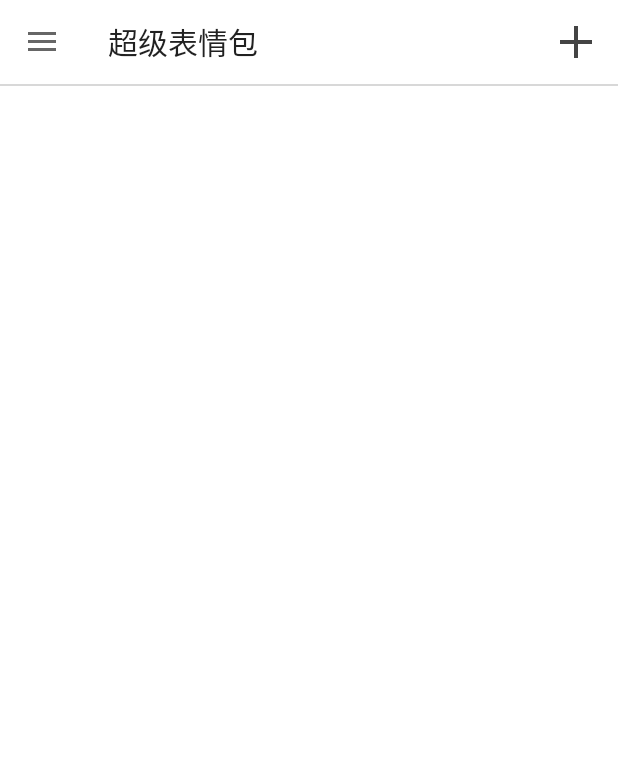
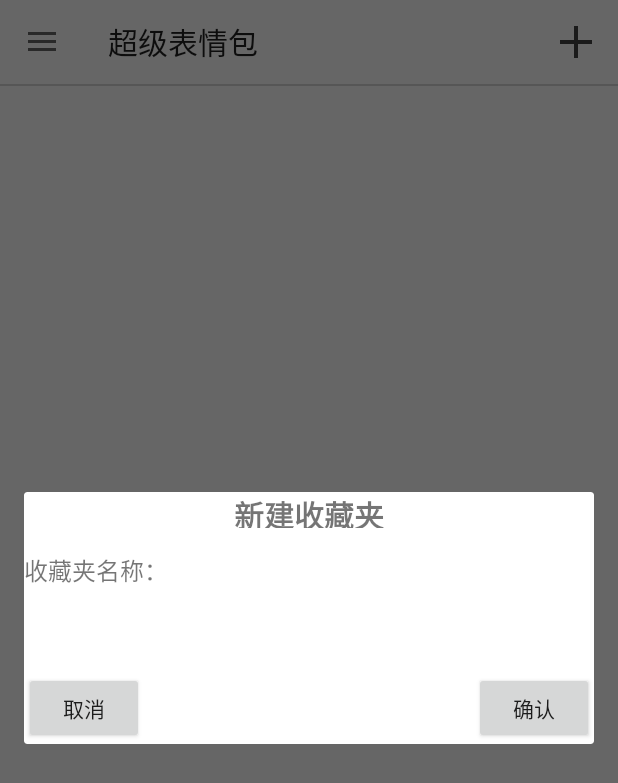
Before and after one commit to Hua-Guan/MyEmoji, an Android app: the screen it shows after launch (MainActivity), after a tap on "增加", on a phone screen of 412 x 824 dp. Shown: the top 783 px of the screen. Run offline under Robolectric (Android 15) with nearby library versions, the phone set to English and light mode, and no system bars; our stand-ins replace Room's generated code.

Commit message:
更新创建emoji的album的dialog

```diff
--- a/app/src/main/java/pri/guanhua/myemoji/MainActivity.java
+++ b/app/src/main/java/pri/guanhua/myemoji/MainActivity.java
@@ -16,6 +16,7 @@ import android.widget.Toast;
 import androidx.annotation.NonNull;
 import androidx.annotation.RequiresApi;
 import androidx.appcompat.app.ActionBarDrawerToggle;
+import androidx.appcompat.app.AlertDialog;
 import androidx.appcompat.app.AppCompatActivity;
 import androidx.appcompat.widget.Toolbar;
 import androidx.drawerlayout.widget.DrawerLayout;
@@ -108,7 +109,20 @@ public class MainActivity extends AppCompatActivity {
     @Override
     public boolean onOptionsItemSelected(@NonNull MenuItem item) {
         if (item.getItemId() == R.id.add){
-            AppDatabase instance = AppDatabase.getInstance(this);
+            showCreateEmojiAlbumDialog();
+        }
+        return super.onOptionsItemSelected(item);
+    }
+
+    private void showCreateEmojiAlbumDialog(){
+        AlertDialog.Builder builder = new AlertDialog.Builder(this);
+        AlertDialog dialog = builder.create();
+        View dialogView = View.inflate(this, R.layout.dialog_create_emoji_album, null);
+        dialog.setView(dialogView);
+        dialogView.findViewById(R.id.btn_confirm).setOnClickListener(new View.OnClickListener() {
+            @Override
+            public void onClick(View v) {
+                AppDatabase instance = AppDatabase.getInstance(MainActivity.this);
                 EmojiAlbumEntity entity = new EmojiAlbumEntity();
                 entity.id = 0;
                 entity.emojiAlbumTitle = "test";
@@ -121,6 +135,7 @@ public class MainActivity extends AppCompatActivity {
                     }
                 }).start();
             }
-        return super.onOptionsItemSelected(item);
+        });
+        dialog.show();
     }
 }
--- /dev/null
+++ b/app/src/main/res/drawable/shape_cursor_rectangle.xml
@@ -0,0 +1,9 @@
+<?xml version="1.0" encoding="utf-8"?>
+<shape xmlns:android="http://schemas.android.com/apk/res/android"
+    android:shape="rectangle">
+
+    <solid android:color="@color/black"/>
+
+    <size android:width="2dp"/>
+
+</shape>
--- /dev/null
+++ b/app/src/main/res/layout/dialog_create_emoji_album.xml
@@ -0,0 +1,57 @@
+<?xml version="1.0" encoding="utf-8"?>
+<LinearLayout xmlns:android="http://schemas.android.com/apk/res/android"
+    android:orientation="vertical"
+    android:layout_width="match_parent"
+    android:layout_height="200dp">
+
+    <TextView
+        android:layout_width="match_parent"
+        android:layout_height="24dp"
+        android:text="新建收藏夹"
+        android:textStyle="bold"
+        android:gravity="center"
+        android:textSize="20dp"/>
+
+    <LinearLayout
+        android:layout_width="match_parent"
+        android:layout_height="56dp"
+        android:orientation="horizontal">
+
+        <TextView
+            android:layout_width="100dp"
+            android:layout_height="match_parent"
+            android:text="收藏夹名称："
+            android:textSize="16dp"
+            android:gravity="center_vertical"/>
+
+        <EditText
+            android:id="@+id/edit_emoji_title"
+            android:layout_width="match_parent"
+            android:layout_height="match_parent"
+            android:gravity="center_vertical"
+            android:textCursorDrawable="@drawable/shape_cursor_rectangle"
+            android:layout_gravity="center"/>
+
+    </LinearLayout>
+
+    <RelativeLayout
+        android:layout_width="match_parent"
+        android:layout_height="48dp"
+        android:layout_marginTop="40dp">
+
+        <Button
+            android:id="@+id/btn_cancel"
+            android:layout_width="80dp"
+            android:layout_height="match_parent"
+            android:text="取消"/>
+
+        <Button
+            android:id="@+id/btn_confirm"
+            android:layout_width="80dp"
+            android:layout_height="match_parent"
+            android:layout_alignParentEnd="true"
+            android:text="确认"/>
+
+    </RelativeLayout>
+
+</LinearLayout>
```
Lines whose indentation alone changed are shown as unchanged.
